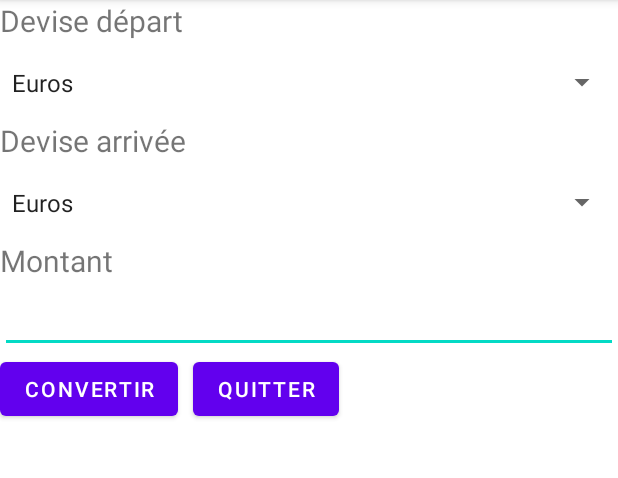
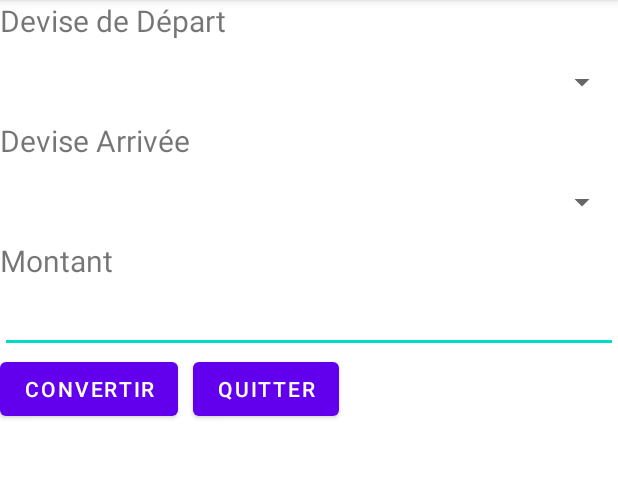
Before and after one commit to ArnoVoxel/androidConvertisseur, an Android app: the screen it shows after launch (MainActivity), after a tap on "CONVERTIR", on a phone screen of 412 x 824 dp, the part 84-562 px from its top. Run offline under Robolectric (Android 15) with nearby library versions, the phone set to English and light mode, and no system bars.

Commit message:
internationalisation + controle des champ devises

```diff
--- a/app/src/main/java/com/example/convmonnaie/MainActivity.java
+++ b/app/src/main/java/com/example/convmonnaie/MainActivity.java
@@ -16,54 +16,15 @@ public class MainActivity extends AppCompatActivity {
         super.onCreate(savedInstanceState);
         setContentView(R.layout.activity_main);
 
-
-
         // récupération des valeurs contenues dans les spinners
-        Spinner spinnerDepart = (Spinner)findViewById(R.id.spinnerArrivee);
-
-
+        Spinner spinnerDepart = (Spinner)findViewById(R.id.spinnerDepart);
         Spinner spinnerArrivee = (Spinner)findViewById(R.id.spinnerArrivee);
-
-
-        // Button btn = (Button)findViewById(R.id.convertir);
-
-        /*spinnerDepart.setOnItemSelectedListener(
-                new AdapterView.OnItemSelectedListener() {
-                    @Override
-                    public void onItemSelected(AdapterView<?> parent, View spinner, int position, long spinnerDepart) {
-                        Object objectDeviseDepart = parent.getItemAtPosition(position);
-                        String deviseDepart = objectDeviseDepart.toString();
-                        Toast.makeText(parent.getContext(), deviseDepart+" devise de départ", Toast.LENGTH_SHORT).show();
-                        // action du bouton convertir
-
-                        btn.setOnClickListener(new View.OnClickListener(){
-                            @Override
-                            public void onClick(View v)
-                            {
-                                // affichage du toast
-                                Toast.makeText(getApplicationContext(),
-                                                deviseDepart,
-                                                Toast.LENGTH_LONG)
-                                        .show();
-
-
-                            }
-                        });
-                    }
-
-                    @Override
-                    public void onNothingSelected(AdapterView<?> parent) {
-
-                    }
-                }
-        );*/
-
-
 
         // action du bouton convertir
         // à chaque clic récupérer le contenu du spinner pour l'envoyer
         // dans le Toast
         Button btn = (Button)findViewById(R.id.convertir);
+
         btn.setOnClickListener(new View.OnClickListener(){
             @Override
             public void onClick(View v)
@@ -71,16 +32,40 @@ public class MainActivity extends AppCompatActivity {
                 // récupération de la valeur du spinner
                 String deviseDepart = spinnerDepart.getSelectedItem().toString();
                 String deviseArrivee = spinnerArrivee.getSelectedItem().toString();
+/*
+                Toast.makeText(getApplicationContext(),
+                                "devise de départ : "+deviseDepart,
+                                Toast.LENGTH_SHORT)
+                        .show();
+                Toast.makeText(getApplicationContext(),
+                                "devide d'arrivée : "+deviseArrivee,
+                                Toast.LENGTH_SHORT)
+                        .show();*/
 
-                String message = "Vous voulez convertir des " + deviseDepart + " en " + deviseArrivee;
+                if (deviseDepart.equals("")){
+                    Toast.makeText(getApplicationContext(),
+                                    R.string.erreur_devise_depart,
+                                    Toast.LENGTH_SHORT)
+                            .show();
+                } else if(deviseArrivee.equals("")){
+                    Toast.makeText(getApplicationContext(),
+                                R.string.erreur_devise_arrivee,
+                                Toast.LENGTH_SHORT)
+                        .show();
+                }else if(deviseDepart.equals(deviseArrivee)){
+                    Toast.makeText(getApplicationContext(),
+                                    R.string.erreur_devise_identique,
+                                    Toast.LENGTH_SHORT)
+                            .show();
+                } else {
+                    String message = R.string.ok_conv1+ " " + deviseDepart+ " " + R.string.ok_conv2 + " " + deviseArrivee;
 
-                // affichage du toast
-                Toast.makeText(getApplicationContext(),
-                                message,
-                                Toast.LENGTH_LONG)
-                        .show();
-
-
+                    // affichage du toast
+                    Toast.makeText(getApplicationContext(),
+                                    message,
+                                    Toast.LENGTH_LONG)
+                            .show();
+                }
             }
         });
     }
--- a/app/src/main/res/layout/activity_main.xml
+++ b/app/src/main/res/layout/activity_main.xml
@@ -14,7 +14,7 @@
             android:layout_width="wrap_content"
             android:layout_height="30dp"
             android:textSize="20dp"
-            android:text="Devise départ"
+            android:text="@string/devise_depart"
             app:layout_constraintBottom_toBottomOf="parent"
             app:layout_constraintEnd_toEndOf="parent"
             app:layout_constraintStart_toStartOf="parent"
@@ -29,7 +29,7 @@
             android:layout_width="wrap_content"
             android:layout_height="30sp"
             android:textSize="20dp"
-            android:text="Devise arrivée"
+            android:text="@string/devise_arrivee"
             app:layout_constraintBottom_toBottomOf="parent"
             app:layout_constraintEnd_toEndOf="parent"
             app:layout_constraintStart_toStartOf="parent"
@@ -44,7 +44,7 @@
             android:layout_width="wrap_content"
             android:layout_height="30dp"
             android:textSize="20dp"
-            android:text="Montant"
+            android:text="@string/input_montant"
             app:layout_constraintBottom_toBottomOf="parent"
             app:layout_constraintEnd_toEndOf="parent"
             app:layout_constraintStart_toStartOf="parent"
@@ -62,7 +62,7 @@
                 android:id="@+id/convertir"
                 android:layout_width="wrap_content"
                 android:layout_height="wrap_content"
-                android:text="Convertir"
+                android:text="@string/bouton_convertir"
                 android:layout_marginEnd="10dp">
             </Button>
 
@@ -70,7 +70,7 @@
                 android:id="@+id/quitter"
                 android:layout_width="wrap_content"
                 android:layout_height="wrap_content"
-                android:text="Quitter"
+                android:text="@string/bouton_quitter"
                 >
 
 
--- a/app/src/main/res/values/strings.xml
+++ b/app/src/main/res/values/strings.xml
@@ -1,9 +1,20 @@
 <resources>
     <string name="app_name">ConvMonnaie</string>
     <string-array name="liste_devises">
+        <item></item>
         <item>Euros</item>
         <item>Livre</item>
         <item>Dollars</item>
     </string-array>
-
+    <string name="devise_depart">Devise de Départ</string>
+    <string name="devise_arrivee">Devise Arrivée</string>
+    <string name="input_montant">Montant</string>
+    <string name="bouton_convertir">Convertir</string>
+    <string name="bouton_quitter">Quitter</string>
+    <string name="erreur_devise_depart">Précisez une devise de départ</string>
+    <string name="erreur_devise_arrivee">Précisez une devise de arrivée</string>
+    <string name="erreur_montant">Ce montant est invalide</string>
+    <string name="erreur_devise_identique">les devises sont identiques</string>
+    <string name="ok_conv1">Vous voulez convertir des </string>
+    <string name="ok_conv2"> en </string>
 </resources>
```
Also changed, not shown: 1 other file.
